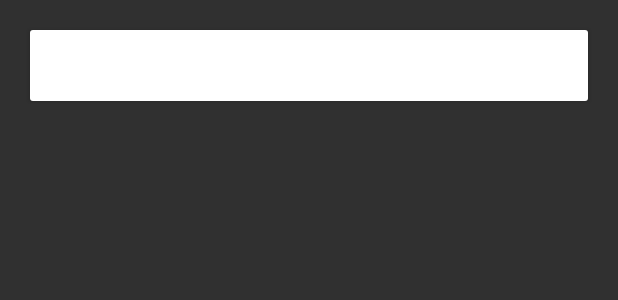
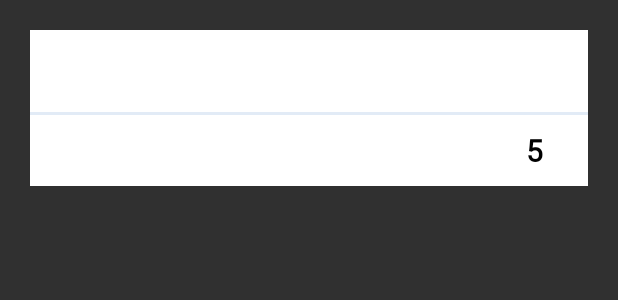
Before and after one commit to Eleyeen/Shlii-App, an Android app: the layout shoppinglistcardview.xml on its own in the app's theme, with its tools: preview values and no code run, on a phone screen of 412 x 824 dp. Shown: the top 300 px of the screen. Run offline under Robolectric (Android 15) with nearby library versions, the light colour scheme and no system bars; network calls fail.

Commit message:
done with new approach

```diff
--- a/app/src/main/java/com/example/shliapp/Fragment/ShoppingFragment.java
+++ b/app/src/main/java/com/example/shliapp/Fragment/ShoppingFragment.java
@@ -19,6 +19,7 @@ import androidx.recyclerview.widget.RecyclerView;
 import com.example.shliapp.Activities.ChooseStoreActivity;
 import com.example.shliapp.Activities.GeneralUtills;
 import com.example.shliapp.Adapter.ShopListAdapter;
+import com.example.shliapp.Adapter.ShoppingListAdapter;
 import com.example.shliapp.Models.LocationModels.LocationNearStoreModels;
 import com.example.shliapp.Models.ShppingListModel.GetShopingList.GetShoppingListNew.Datum;
 import com.example.shliapp.Models.ShppingListModel.GetShopingList.GetShoppingListNew.GetShoppingListNew;
@@ -137,11 +138,11 @@ public class ShoppingFragment extends Fragment implements View.OnClickListener {
             public void onResponse(Call<GetShoppingListNew> call, Response<GetShoppingListNew> response) {
                 if (response.isSuccessful()) {
 
-                    datumList.addAll(response.body().getData());
+//                    datumList.addAll(response.body().getData());
                     for (int i = 0; i< response.body().getData().size(); i++) {
                         itemList.addAll(response.body().getData().get(i).getItems());
                     }
-                    ShopListAdapter adapter = new ShopListAdapter(getActivity(),itemList, datumList);
+                    ShoppingListAdapter adapter = new ShoppingListAdapter(getActivity(),itemList);
                     rvShoppingList.setAdapter(adapter);
                     progressDialog.dismiss();
                 }
--- a/app/src/main/res/layout/shoppinglistcardview.xml
+++ b/app/src/main/res/layout/shoppinglistcardview.xml
@@ -1,5 +1,5 @@
 <?xml version="1.0" encoding="utf-8"?>
-<androidx.cardview.widget.CardView xmlns:android="http://schemas.android.com/apk/res/android"
+<LinearLayout xmlns:android="http://schemas.android.com/apk/res/android"
     android:layout_width="match_parent"
     android:layout_height="wrap_content"
     android:layout_margin="20dp"
@@ -10,6 +10,25 @@
         android:layout_height="wrap_content"
         android:background="@color/colorWhite"
         android:orientation="vertical">
+
+        <TextView
+            android:id="@+id/tvshopingListRoomName"
+            android:layout_width="match_parent"
+            android:layout_height="wrap_content"
+            android:padding="10dp"
+
+            android:textColor="@color/colorPrimary"
+            android:textSize="25dp"
+            android:textStyle="bold" />
+
+
+        <View
+            android:id="@+id/view1"
+            android:layout_width="match_parent"
+            android:layout_height="2dp"
+            android:layout_below="@+id/relative32"
+            android:background="#E2EBF6" />
+
 
         <LinearLayout
             android:layout_width="match_parent"
@@ -34,8 +53,8 @@
                 android:layout_marginRight="20dp"
                 android:fontFamily="@font/roboto_bolditalic"
                 android:padding="10dp"
-                android:gravity="end"
-
+                android:gravity="right"
+                android:text="5"
                 android:textColor="@color/colorBlack"
                 android:textSize="20dp"
                 android:textStyle="bold" />
@@ -43,4 +62,4 @@
         </LinearLayout>
 
     </LinearLayout>
-</androidx.cardview.widget.CardView>
+</LinearLayout>
```
Also changed, not shown: app/src/main/java/com/example/shliapp/Adapter/ShoppingListAdapter.java (added, +81 -0 lines).
